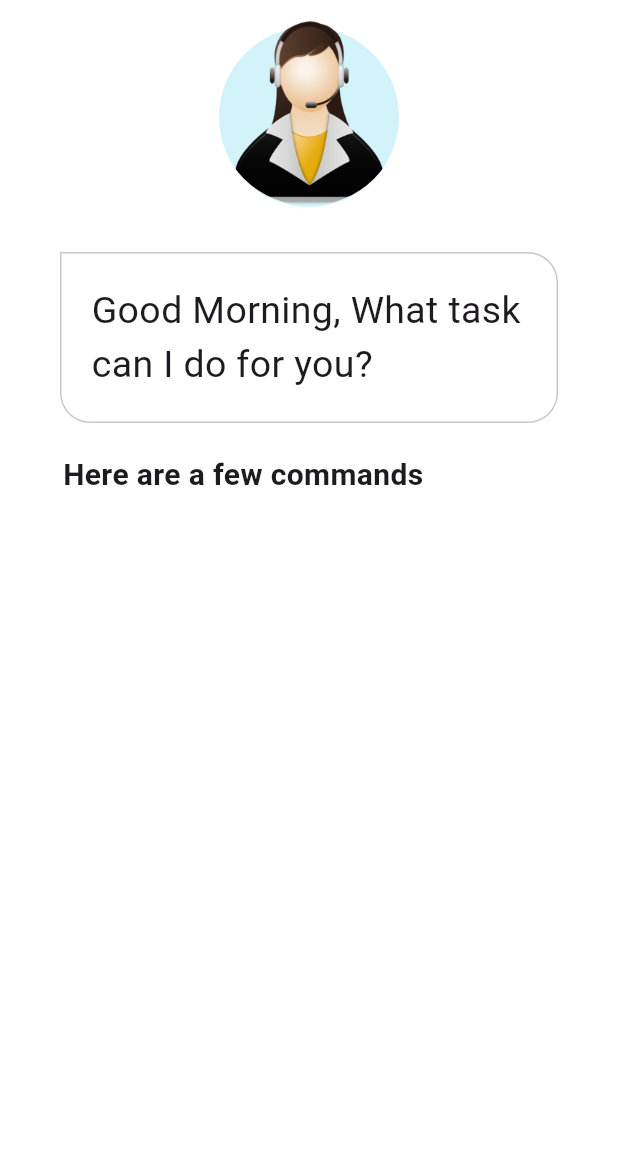
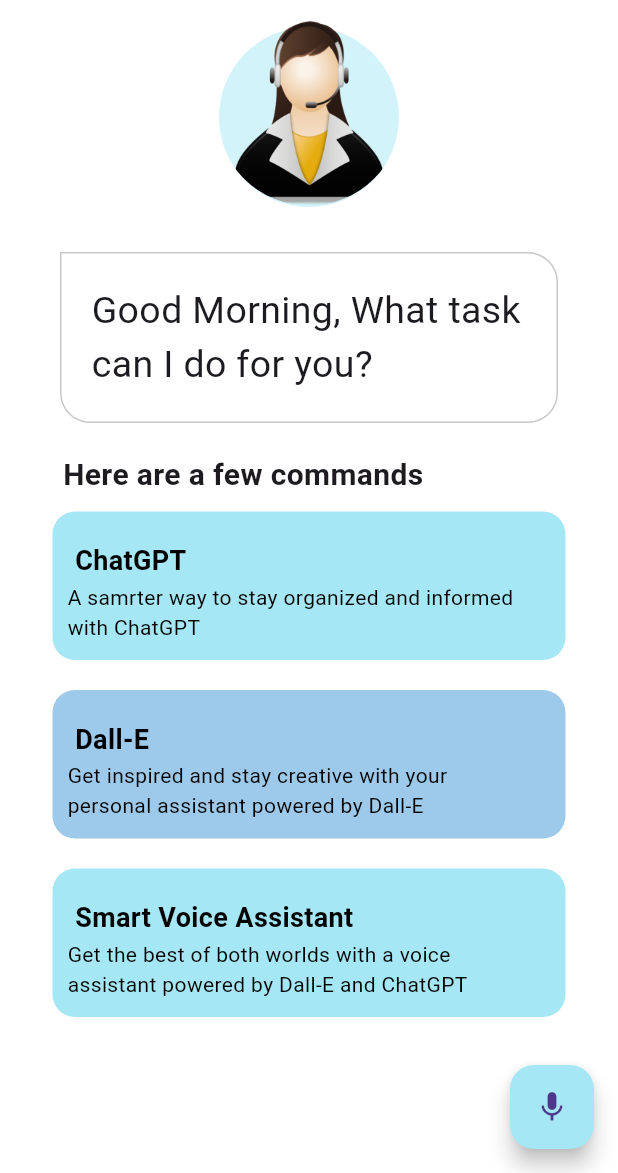
Before and after one commit to mahabubulhasibshawon/hasib_ai, a Flutter app: the screen it shows after launch, on a phone screen of 412 x 824 dp, the part 63-1236 px from its top. Run offline on Flutter 3.47's test engine with Material 3 defaults, Android fonts, the phone set to English and light mode, and no system bars; our stand-ins replace speech_to_text; Roboto replaces fonts that are missing (Cera Pro).

Commit message:
listeing voice

```diff
--- a/lib/screens/homePage.dart
+++ b/lib/screens/homePage.dart
@@ -1,5 +1,8 @@
 import 'package:flutter/material.dart';
 import 'package:hasib_ai/utils/pallete.dart';
+import 'package:hasib_ai/widgets/feature_box.dart';
+import 'package:speech_to_text/speech_recognition_result.dart';
+import 'package:speech_to_text/speech_to_text.dart';
 
 class Homepage extends StatefulWidget {
   const Homepage({super.key});
@@ -9,15 +12,59 @@ class Homepage extends StatefulWidget {
 }
 
 class _HomepageState extends State<Homepage> {
+  final speechToText = SpeechToText();
+  String lastWords = '';
+
+  @override
+  void initState() {
+    super.initState();
+  }
+
+  // initialize speech to text
+  Future<void> initSpeechToText() async {
+    await speechToText.initialize();
+    setState(() {});
+  }
+
+  Future<void> startListening() async {
+    await speechToText.listen(onResult: onSpeechResult);
+    setState(() {});
+  }
+
+  /// Manually stop the active speech recognition session
+  /// Note that there are also timeouts that each platform enforces
+  /// and the SpeechToText plugin supports setting timeouts on the
+  /// listen method.
+  Future<void> stopListening() async {
+    await speechToText.stop();
+    setState(() {});
+  }
+
+  /// This is the callback that the SpeechToText plugin calls when
+  /// the platform returns recognized words.
+  Future<void> onSpeechResult(SpeechRecognitionResult result) async {
+    setState(() {
+      lastWords = result.recognizedWords;
+    });
+  }
+
+  @override
+  void dispose() {
+    // TODO: implement dispose
+    super.dispose();
+    speechToText.stop();
+  }
+
   @override
   Widget build(BuildContext context) {
     return Scaffold(
       appBar: AppBar(
-        title: Text('Hasib'),
-        leading: Icon(Icons.menu),
+        title: const Text('Hasib'),
+        leading: const Icon(Icons.menu),
         centerTitle: true,
       ),
-      body: Column(
+      body: SingleChildScrollView(
+        child: Column(
           children: [
             Stack(
               children: [
@@ -25,8 +72,8 @@ class _HomepageState extends State<Homepage> {
                   child: Container(
                     height: 120,
                     width: 120,
-                  margin: EdgeInsets.only(top: 4),
-                  decoration: BoxDecoration(
+                    margin: const EdgeInsets.only(top: 4),
+                    decoration: const BoxDecoration(
                       shape: BoxShape.circle,
                       color: Pallete.assistantCircleColor,
                     ),
@@ -34,50 +81,86 @@ class _HomepageState extends State<Homepage> {
                 ),
                 Container(
                   height: 123,
-                decoration: BoxDecoration(
+                  decoration: const BoxDecoration(
                       shape: BoxShape.circle,
-                    image: DecorationImage(image: AssetImage( 'assets/images/virtualAssistant.png',))
-                ),
+                      image: DecorationImage(
+                          image: AssetImage(
+                        'assets/images/virtualAssistant.png',
+                      ))),
                 )
               ],
             ),
             Container(
-            padding: EdgeInsets.symmetric(horizontal: 20, vertical: 10),
-            margin: EdgeInsets.symmetric(horizontal: 40).copyWith(top: 30),
+              padding: const EdgeInsets.symmetric(horizontal: 20, vertical: 10),
+              margin:
+                  const EdgeInsets.symmetric(horizontal: 40).copyWith(top: 30),
               decoration: BoxDecoration(
-              border: Border.all(
-                color: Pallete.borderColor
-              ),
-              borderRadius: BorderRadius.circular(20).copyWith(topLeft: Radius.zero)
-            ),
+                  border: Border.all(color: Pallete.borderColor),
+                  borderRadius:
+                      BorderRadius.circular(20).copyWith(topLeft: Radius.zero)),
               child: const Padding(
                 padding: EdgeInsets.symmetric(vertical: 10.0),
-              child: Text('Good Morning, What task can I do for you?',style: TextStyle(fontSize: 25, fontFamily: 'Cera Pro'),),
+                child: Text(
+                  'Good Morning, What task can I do for you?',
+                  style: TextStyle(fontSize: 25, fontFamily: 'Cera Pro'),
+                ),
               ),
             ),
             //   suggestions list
             Container(
-            margin: EdgeInsets.only(top: 20, left: 22),
-            padding: EdgeInsets.symmetric(horizontal: 20),
-            child: Row(
+              margin: const EdgeInsets.only(top: 20, left: 22),
+              padding: const EdgeInsets.symmetric(horizontal: 20),
+              child: const Row(
                 children: [
-                Text('Here are a few commands', style: TextStyle(
+                  Text(
+                    'Here are a few commands',
+                    style: TextStyle(
                         fontFamily: 'Cera Pro',
                         fontSize: 20,
-                  fontWeight: FontWeight.bold
-                ),
+                        fontWeight: FontWeight.bold),
                   ),
                 ],
               ),
             ),
             //   feature list
-          Column(
+            const Column(
               children: [
-
+                FeatureBox(
+                    color: Pallete.firstSuggestionBoxColor,
+                    headerText: 'ChatGPT',
+                    descriptionText:
+                        'A samrter way to stay organized and informed with ChatGPT'),
+                FeatureBox(
+                    color: Pallete.secondSuggestionBoxColor,
+                    headerText: 'Dall-E',
+                    descriptionText:
+                        'Get inspired and stay creative with your personal assistant powered by Dall-E'),
+                FeatureBox(
+                    color: Pallete.firstSuggestionBoxColor,
+                    headerText: 'Smart Voice Assistant',
+                    descriptionText:
+                        'Get the best of both worlds with a voice assistant powered by Dall-E and ChatGPT'),
               ],
             )
           ],
         ),
+      ),
+      floatingActionButton: FloatingActionButton(
+        onPressed: () async {
+          if (await speechToText.hasPermission && speechToText.isNotListening) {
+            startListening();
+            print('listengng');
+          } else if (speechToText.isListening) {
+            stopListening();
+            print('stop listenting');
+          }
+          else {
+            initSpeechToText();
+          }
+        },
+        child: const Icon(Icons.mic),
+        backgroundColor: Pallete.firstSuggestionBoxColor,
+      ),
     );
   }
 }
--- a/lib/widgets/feature_box.dart
+++ b/lib/widgets/feature_box.dart
@@ -0,0 +1,45 @@
+import 'package:flutter/material.dart';
+import 'package:hasib_ai/utils/pallete.dart';
+
+class FeatureBox extends StatelessWidget {
+  final Color color;
+  final String headerText;
+  final String descriptionText;
+  const FeatureBox({super.key, required this.color, required this.headerText, required this.descriptionText});
+
+  @override
+  Widget build(BuildContext context) {
+    return Container(
+      margin: const EdgeInsets.symmetric(horizontal: 35, vertical: 10),
+      decoration: BoxDecoration(
+        color: color,
+        borderRadius: BorderRadius.circular(15)
+      ),
+      child: Column(
+        children: [
+          Padding(
+            padding: const EdgeInsets.only(top: 20,left: 15),
+            child: Align(
+              alignment: Alignment.centerLeft,
+              child: Text(headerText,style: TextStyle(
+                fontFamily: 'Cera Pro',
+                color: Pallete.blackColor,
+                fontWeight: FontWeight.bold,
+                fontSize: 18
+              ),),
+            ),
+          ),
+          const SizedBox(height: 1,),
+          Padding(
+            padding: const EdgeInsets.only(right: 20.0, bottom: 10, left: 10),
+            child: Text(descriptionText,style: TextStyle(
+              fontFamily: 'Cera Pro',
+              color: Pallete.blackColor
+            ),),
+          ),
+          SizedBox(height: 2,)
+        ],
+      ),
+    );
+  }
+}
--- a/pubspec.yaml
+++ b/pubspec.yaml
@@ -35,6 +35,7 @@ dependencies:
   # The following adds the Cupertino Icons font to your application.
   # Use with the CupertinoIcons class for iOS style icons.
   cupertino_icons: ^1.0.8
+  speech_to_text: ^7.0.0
 
 dev_dependencies:
   flutter_test:
```
Also changed, not shown: pubspec.lock, 1 other file. Lines whose indentation alone changed are shown as unchanged.
